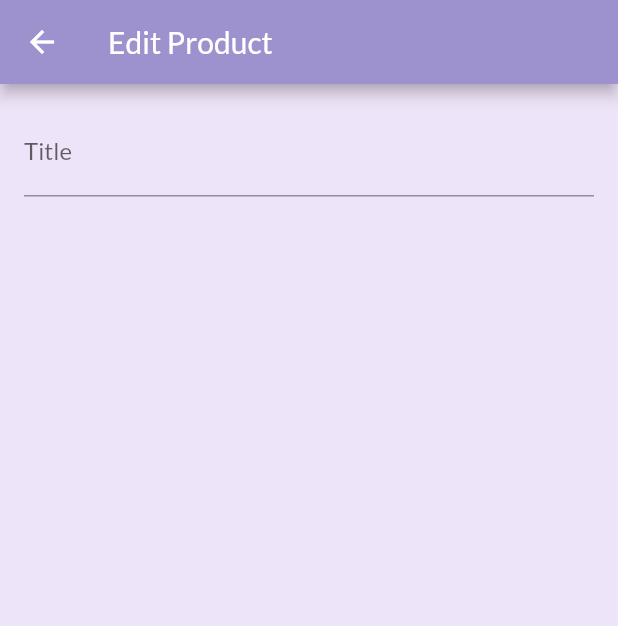
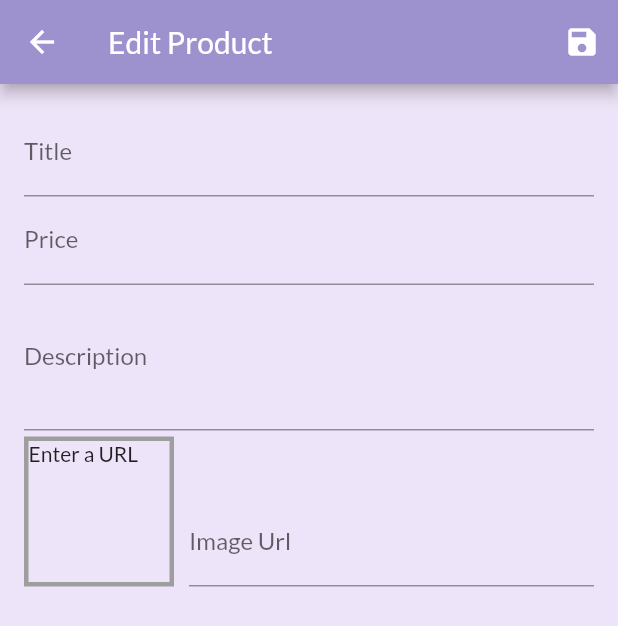
Before and after one commit to MapleSyyrup/MyShop-App, a Flutter app: the EditProductScreen screen opened by its route, on a phone screen of 412 x 824 dp. Shown: the top 626 px of the screen. Run offline on Flutter 3.47's test engine with Material 2 defaults, Android fonts, the phone set to English and light mode, and no system bars; network calls fail.

Commit message:
220 - 224. Managing Form Inputs
- Create form text fields

```diff
--- a/lib/screens/edit_product_screen.dart
+++ b/lib/screens/edit_product_screen.dart
@@ -1,4 +1,5 @@
 import 'package:flutter/material.dart';
+import 'package:myshop_app/providers/product.dart';
 
 class EditProductScreen extends StatefulWidget {
   static const routeName = '/edit-product';
@@ -8,18 +9,161 @@ class EditProductScreen extends StatefulWidget {
 }
 
 class _EditProductScreenState extends State<EditProductScreen> {
+  final _priceFocusNode = FocusNode();
+  final _descriptionFocusNode = FocusNode();
+  final _imageUrlController = TextEditingController();
+  final _imageUrlFocusNode = FocusNode();
+  final _form = GlobalKey<FormState>();
+  var _editedProduct = Product(
+    id: null,
+    title: '',
+    price: 0,
+    description: '',
+    imageUrl: '',
+  );
+
+  @override
+  void initState() {
+    _imageUrlFocusNode.addListener(_updateImageUrl);
+    super.initState();
+  }
+
+  @override
+  void dispose() {
+    _imageUrlFocusNode.removeListener(_updateImageUrl);
+    _priceFocusNode.dispose();
+    _descriptionFocusNode.dispose();
+    _imageUrlController.dispose();
+    _imageUrlFocusNode.dispose();
+    super.dispose();
+  }
+
+  void _updateImageUrl() {
+    if (!_imageUrlFocusNode.hasFocus) {
+      setState(() {});
+    }
+  }
+
+  void _saveForm() => _form.currentState.save();
+
   @override
   Widget build(BuildContext context) {
     return Scaffold(
-      appBar: AppBar(title: Text('Edit Product')),
+      appBar: AppBar(
+        title: Text('Edit Product'),
+        actions: [
+          IconButton(
+            icon: Icon(Icons.save),
+            onPressed: () {},
+          ),
+        ],
+      ),
       body: Padding(
         padding: const EdgeInsets.all(16.0),
         child: Form(
+          key: _form,
           child: ListView(
             children: [
               TextFormField(
                 decoration: InputDecoration(labelText: 'Title'),
                 textInputAction: TextInputAction.next,
+                onFieldSubmitted: (_) {
+                  FocusScope.of(context).requestFocus(_priceFocusNode);
+                },
+                onSaved: (value) {
+                  final eProduct = _editedProduct;
+                  _editedProduct = Product(
+                    title: value,
+                    price: eProduct.price,
+                    description: eProduct.description,
+                    imageUrl: eProduct.imageUrl,
+                    id: null,
+                  );
+                },
+              ),
+              TextFormField(
+                decoration: InputDecoration(labelText: 'Price'),
+                textInputAction: TextInputAction.next,
+                keyboardType: TextInputType.number,
+                focusNode: _priceFocusNode,
+                onFieldSubmitted: (_) {
+                  FocusScope.of(context).requestFocus(_descriptionFocusNode);
+                },
+                onSaved: (value) {
+                  final eProduct = _editedProduct;
+                  _editedProduct = Product(
+                    title: eProduct.title,
+                    price: double.parse(value),
+                    description: eProduct.description,
+                    imageUrl: eProduct.imageUrl,
+                    id: null,
+                  );
+                },
+              ),
+              TextFormField(
+                decoration: InputDecoration(labelText: 'Description'),
+                maxLines: 3,
+                keyboardType: TextInputType.multiline,
+                focusNode: _descriptionFocusNode,
+                onSaved: (value) {
+                  final eProduct = _editedProduct;
+                  _editedProduct = Product(
+                    title: eProduct.title,
+                    price: eProduct.price,
+                    description: value,
+                    imageUrl: eProduct.imageUrl,
+                    id: null,
+                  );
+                },
+              ),
+              Row(
+                crossAxisAlignment: CrossAxisAlignment.end,
+                children: [
+                  Container(
+                    width: 100,
+                    height: 100,
+                    margin: const EdgeInsets.only(
+                      top: 4,
+                      right: 10,
+                    ),
+                    decoration: BoxDecoration(
+                      border: Border.all(
+                        width: 3,
+                        color: Colors.grey,
+                      ),
+                    ),
+                    child: _imageUrlController.text.isEmpty
+                        ? Text('Enter a URL')
+                        : FittedBox(
+                            child: Image.network(
+                              _imageUrlController.text,
+                              fit: BoxFit.cover,
+                            ),
+                          ),
+                  ),
+                  Expanded(
+                    child: TextFormField(
+                      decoration: InputDecoration(labelText: 'Image Url'),
+                      keyboardType: TextInputType.url,
+                      textInputAction: TextInputAction.done,
+                      controller: _imageUrlController,
+                      focusNode: _imageUrlFocusNode,
+                      onFieldSubmitted: (_) {
+                        _saveForm();
+                      },
+                      onSaved: (value) {
+                        final eProduct = _editedProduct;
+                        _editedProduct = Product(
+                          title: eProduct.title,
+                          price: eProduct.price,
+                          description: eProduct.description,
+                          imageUrl: value,
+                          id: null,
+                        );
+                      },
+                    ),
+                  ),
+                ],
               ),
             ],
           ),
```
